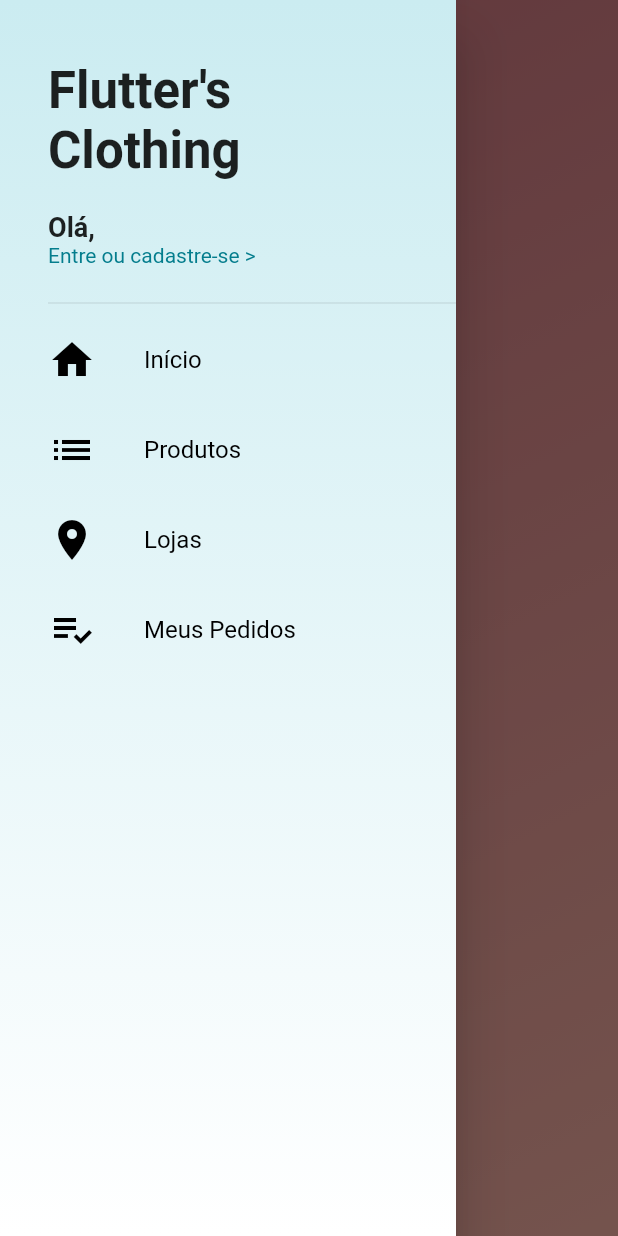
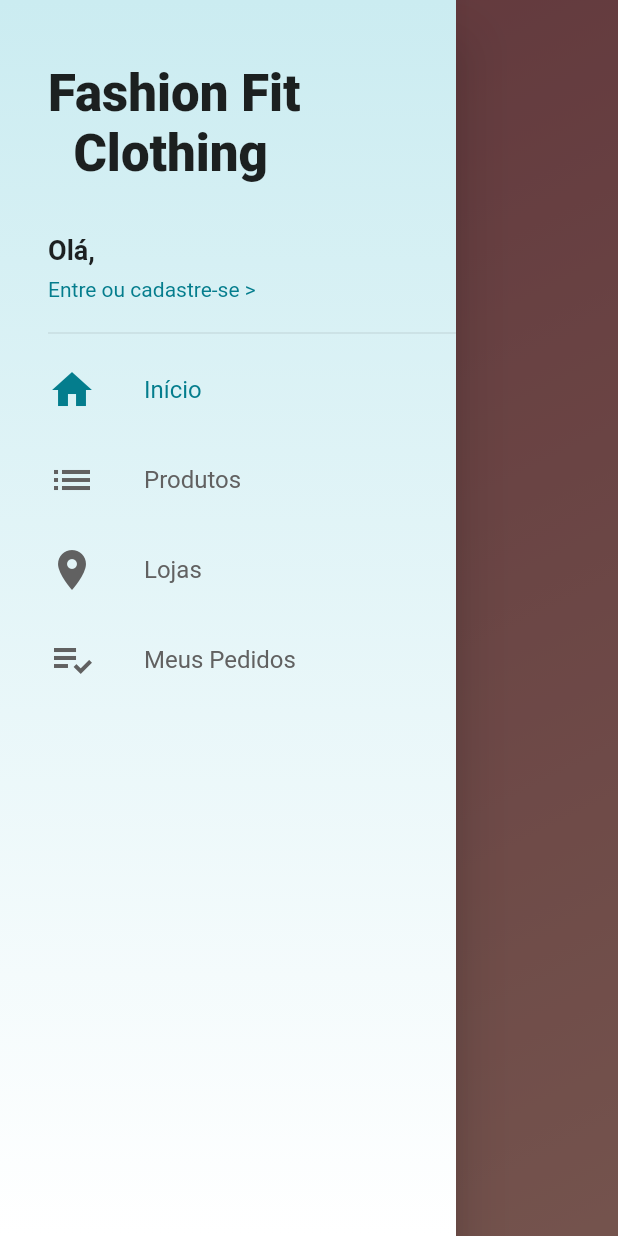
Before and after one commit to williamrc2022/loja_virtual, a Flutter app: the screen it shows after launch, with the side drawer open, on a phone screen of 412 x 824 dp. Run offline on Flutter 3.47's test engine with Material 2 defaults, Android fonts, the phone set to English and light mode, and no system bars; our stand-ins replace cloud_firestore, firebase_core, transparent_image; accounts and stored records are empty.

```diff
--- a/lib/screens/home_screen.dart
+++ b/lib/screens/home_screen.dart
@@ -1,4 +1,5 @@
 import 'package:flutter/material.dart';
+import 'package:loja_virtual/tabs/products_tab.dart';
 import 'package:loja_virtual/widgets/custom_drawer.dart';
 
 import '../tabs/home_tab.dart';
@@ -13,11 +14,23 @@ class HomeScreen extends StatelessWidget {
     return PageView(
       controller: _pageController,
       physics: const NeverScrollableScrollPhysics(),
-      children:  const [
+      children:    [
         Scaffold(
-          body: HomeTab(),
-          drawer: CustomDrawer(),
-        )
+          body: const HomeTab(),
+          drawer: CustomDrawer(_pageController),
+        ),
+
+        Scaffold(
+          appBar: AppBar(
+            title: const Text("Produtos"),
+            centerTitle: true,
+            ),
+            drawer: CustomDrawer(_pageController),
+            body: const ProductsTab(),
+
+        ),
+        Container(color: Colors.yellow,),
+        Container(color: Colors.green,)
       ],
     );
   }
--- a/lib/tabs/home_tab.dart
+++ b/lib/tabs/home_tab.dart
@@ -35,7 +35,9 @@ class HomeTab extends StatelessWidget {
                 centerTitle: true,
               ),
             ),
-            FutureBuilder<QuerySnapshot>(future: FirebaseFirestore.instance.collection("home").orderBy("pos").get(),
+            FutureBuilder<QuerySnapshot>(
+            future: FirebaseFirestore.instance.collection("home").orderBy("pos").get(),
+
              builder: (context, snapshot){
              if (!snapshot.hasData){
              return SliverToBoxAdapter(
@@ -63,8 +65,8 @@ class HomeTab extends StatelessWidget {
               ),
               gridDelegate: SliverQuiltedGridDelegate(
                 crossAxisCount: 2,
-                mainAxisSpacing: 1,
-                crossAxisSpacing: 1,
+                mainAxisSpacing: 2,
+                crossAxisSpacing: 2,
                 repeatPattern: QuiltedGridRepeatPattern.inverted,
                 pattern: snapshot.data!.docs.map((doc){
                   return QuiltedGridTile(doc['x'], doc['y']);
--- a/lib/tiles/drawer_tile.dart
+++ b/lib/tiles/drawer_tile.dart
@@ -1,10 +1,12 @@
 import 'package:flutter/material.dart';
 
 class DrawerTile extends StatelessWidget {
-const DrawerTile(this.icon, this.text, {super.key});
+const DrawerTile(this.icon, this.text, this.controller, this.page, {super.key});
 
   final IconData icon;
   final String text;
+  final PageController controller;
+  final int page;
 
 
   @override
@@ -13,7 +15,8 @@ const DrawerTile(this.icon, this.text, {super.key});
       color: Colors.transparent,
       child: InkWell(
         onTap: () {
-
+          Navigator.of(context).pop();
+          controller.jumpToPage(page);
         },
         child: SizedBox(
         height: 60.0,
@@ -22,14 +25,16 @@ const DrawerTile(this.icon, this.text, {super.key});
             Icon(
               icon,
               size: 32.0,
-              color: Colors.black,
+              color: controller.page?.round() == page ?
+                Theme.of(context).primaryColor : Colors.grey[700],
             ),
             const SizedBox(width: 32.0,),
             Text(
               text,
-              style: const TextStyle(
+              style:  TextStyle(
                 fontSize: 16.0,
-                color: Colors.black,
+                color: controller.page?.round() == page ?
+                Theme.of(context).primaryColor : Colors.grey[700],
 
               ),
             )
--- a/lib/widgets/custom_drawer.dart
+++ b/lib/widgets/custom_drawer.dart
@@ -2,7 +2,9 @@ import 'package:flutter/material.dart';
 import 'package:loja_virtual/tiles/drawer_tile.dart';
 
 class CustomDrawer extends StatelessWidget {
-   const CustomDrawer({super.key});
+
+  final PageController  pageController;
+   const CustomDrawer(this.pageController, {super.key});
 
   @override
   Widget build(BuildContext context) {
@@ -13,6 +15,7 @@ class CustomDrawer extends StatelessWidget {
                   begin: Alignment.topCenter,
                   end: Alignment.bottomCenter)),
         );
+
     return Drawer(
       child: Stack(
         children: [
@@ -22,17 +25,18 @@ class CustomDrawer extends StatelessWidget {
             children: [
               Container(
                 margin: const EdgeInsets.only(bottom: 8.0),
-                padding: const EdgeInsets.fromLTRB(0.0, 16.0, 16, 8.0),
-                height: 170.0,
-                child:  Stack(
+                padding: const EdgeInsets.fromLTRB(0.0, 16.0, 16, 5.0),
+                height: 190.0,
+                child: Stack(
                   children: [
                     const Positioned(
-                      top: 8.0,
+                      top: 10.0,
                       left: 0.0,
                       child: Text(
-                        "Flutter's \nClothing",
+                        "Fashion Fit \n  Clothing",
                         style: TextStyle(
-                            fontSize: 34.0, fontWeight: FontWeight.bold),
+                            fontSize: 34.0, fontWeight: FontWeight.w900),
+
                       ),
                     ),
                     Positioned(
@@ -48,25 +52,28 @@ class CustomDrawer extends StatelessWidget {
                               fontWeight: FontWeight.bold,
                             ),
                           ),
-                           GestureDetector(
+                          Padding(
+                            padding: const EdgeInsets.only(top: 8.0),
+                            child: GestureDetector(
                               child: Text(
                                 "Entre ou cadastre-se >",
                                 style: TextStyle(
-                                color: Theme.of(context).primaryColor
+                                    color: Theme.of(context).primaryColor),
                               ),
-                              ) ,
-                            onTap: (){},
+                              onTap: () {},
+                            ),
                           )
-                          ],
-                        )),
                         ],
                       ),
                     ),
-              Divider(),
-              const DrawerTile(Icons.home, "Início"),
-              const DrawerTile(Icons.list, "Produtos"),
-              const DrawerTile(Icons.location_on, "Lojas"),
-              const DrawerTile(Icons.playlist_add_check, "Meus Pedidos"),
+                  ],
+                ),
+              ),
+              const Divider(),
+              DrawerTile(Icons.home, "Início", pageController, 0),
+              DrawerTile(Icons.list, "Produtos", pageController, 1),
+              DrawerTile(Icons.location_on, "Lojas", pageController, 2),
+              DrawerTile(Icons.playlist_add_check, "Meus Pedidos", pageController, 3),
             ],
           )
         ],
```
Also changed, not shown: lib/tabs/products_tab.dart (added, +30 -0 lines), lib/tiles/category_tile.dart (added, +34 -0 lines). Lines whose indentation alone changed are shown as unchanged.
